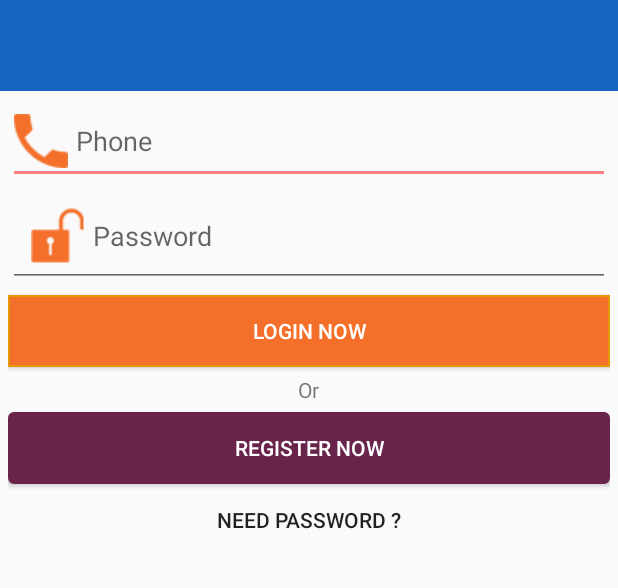
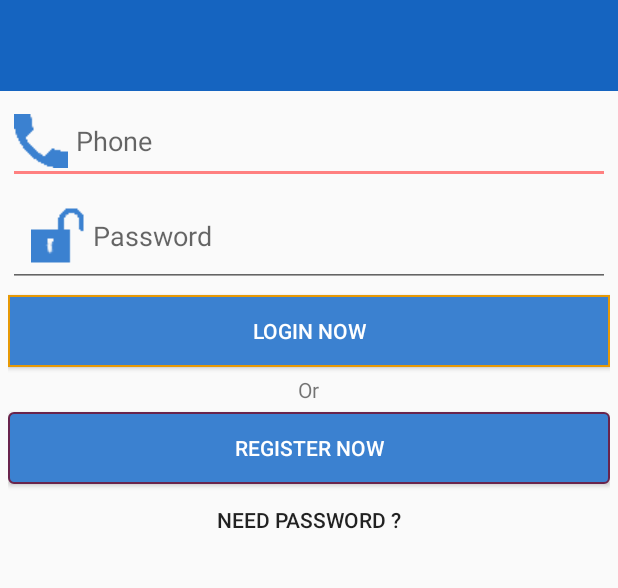
Before and after one commit to prianthon/ApkAtomComputer, an Android app: the screen it shows after launch (LoginActivity), on a phone screen of 412 x 824 dp, the part 179-767 px from its top. Run offline under Robolectric (Android 15) with nearby library versions, the phone set to English and light mode, and no system bars; libraries missing offline, so code that uses them is left out: com.karumi.dexter, com.paypal.android; 3 statements that could not run were skipped.

Commit message:
serba biru

```diff
--- a/app/src/main/res/drawable/xml_red_button.xml
+++ b/app/src/main/res/drawable/xml_red_button.xml
@@ -6,9 +6,9 @@ android:radius="3dp"
 <gradient
 android:angle="45"
 android:centerX="0%"
-android:centerColor="#69244c"
-android:startColor="#69244c"
-android:endColor="#69244c"
+android:centerColor="#3b81d0"
+android:startColor="#3b81d0"
+android:endColor="#3b81d0"
 android:type="linear"
 />
 <padding
--- a/app/src/main/res/drawable/xml_yellow_button.xml
+++ b/app/src/main/res/drawable/xml_yellow_button.xml
@@ -6,9 +6,9 @@ android:radius="0dp"
 <gradient
 android:angle="45"
 android:centerX="0%"
-android:centerColor="#f36f2a"
-android:startColor="#f36f2a"
-android:endColor="#f36f2a"
+android:centerColor="#3b81d0"
+android:startColor="#3b81d0"
+android:endColor="#3b81d0"
 android:type="linear"
 />
 <padding
--- a/app/src/main/res/layout/activity_order_detail.xml
+++ b/app/src/main/res/layout/activity_order_detail.xml
@@ -9,7 +9,7 @@
             android:layout_width="fill_parent"
             android:layout_height="50dp"
             android:orientation="horizontal"
-            android:background="#f36f2a"
+            android:background="#3b81d0"
             >
 
           <TextView
--- a/app/src/main/res/layout/activity_productdetail.xml
+++ b/app/src/main/res/layout/activity_productdetail.xml
@@ -179,7 +179,7 @@
                     android:textColor="#ffffff"
                     android:text="@string/btn_buynow"
                     android:padding="10dp"
-                    android:background="@color/fab_color_2"/>
+                    android:background="@color/fab_color_1"/>
 
             </RelativeLayout>
 
--- a/app/src/main/res/layout/emptycart_header.xml
+++ b/app/src/main/res/layout/emptycart_header.xml
@@ -8,7 +8,7 @@
     <TextView
         android:layout_width="fill_parent"
         android:layout_height="wrap_content"
-        android:background="#69244c"
+        android:background="#3b81d0"
         android:gravity="center_horizontal"
 
         android:text="Your Cart Is Empty"
--- a/app/src/main/res/layout/fragment_myorder.xml
+++ b/app/src/main/res/layout/fragment_myorder.xml
@@ -9,7 +9,7 @@
     android:layout_width="match_parent"
     android:layout_height="40dp"
     android:orientation="horizontal"
-      android:background="#69244c"
+      android:background="#3b81d0"
     >
 
     <TextView
```
Also changed, not shown: app/src/main/res/drawable/ic_login_04.png, app/src/main/res/drawable/ic_login_07.png, app/src/main/res/drawable/ic_register_address.png, app/src/main/res/drawable/ic_register_email.png, app/src/main/res/drawable/ic_register_fullname.png, app/src/main/res/drawable/ic_register_phone.png, app/src/main/res/drawable/icons_checkout.png.
